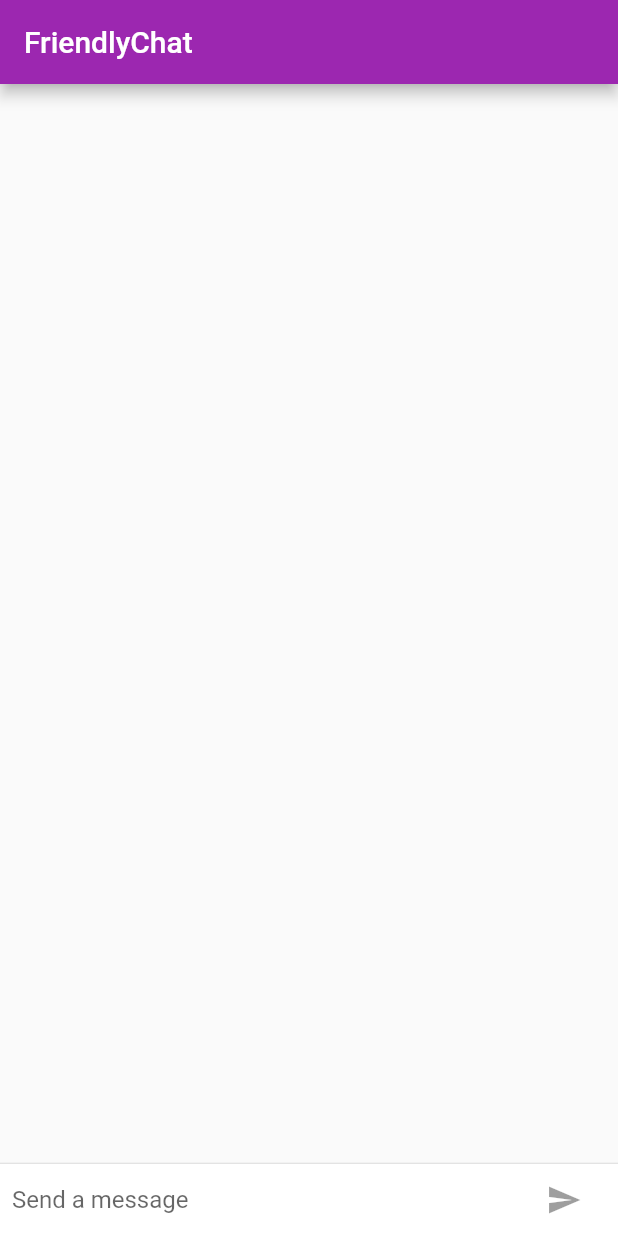
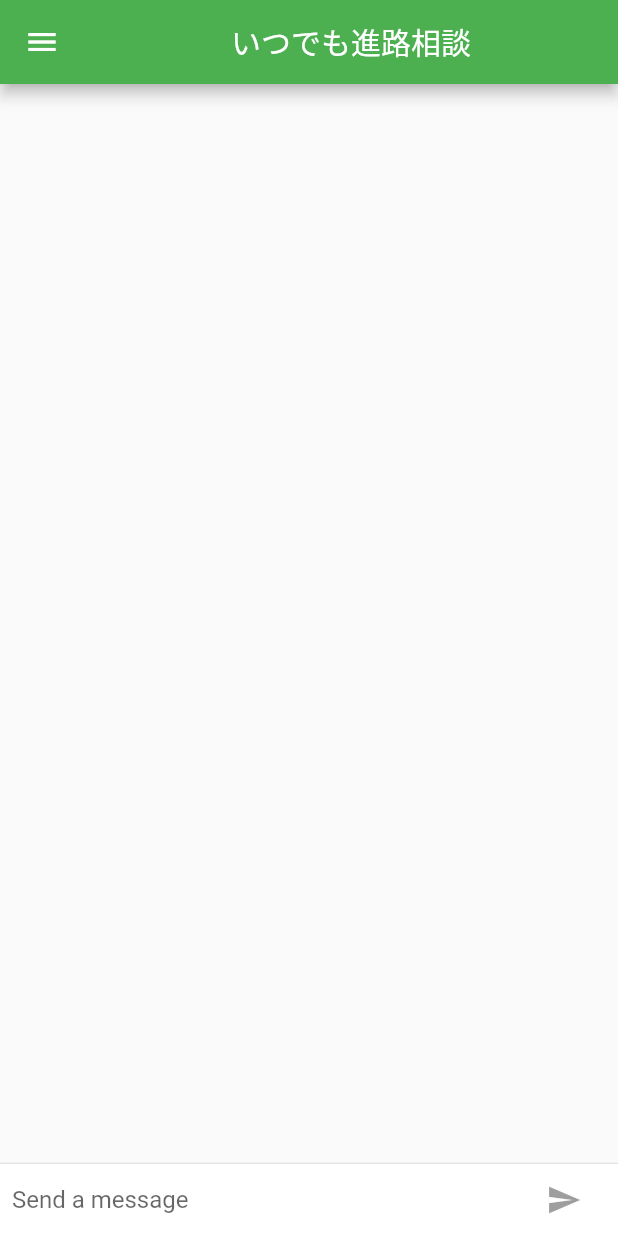
Before and after one commit to Kenta-Matsuda/frinedly-chat, a Flutter app: the screen it shows after launch, on a phone screen of 412 x 824 dp. Run offline on Flutter 3.47's test engine with Material 2 defaults, Android fonts, the phone set to English and light mode, and no system bars.

Commit message:
drawerの追加

```diff
--- a/lib/main.dart
+++ b/lib/main.dart
@@ -15,7 +15,7 @@ final ThemeData kIOSTheme = ThemeData(
 );
 
 final ThemeData kDefaultTheme = ThemeData(
-  primarySwatch: Colors.purple,
+  primarySwatch: Colors.green,
   accentColor: Colors.orangeAccent[400],
 );
 
@@ -27,7 +27,7 @@ class FriendlyChatApp extends StatelessWidget {
   @override
   Widget build(BuildContext context) {
     return MaterialApp(
-      title: 'FriendlyChat',
+      title: 'いつでも進路相談',
       theme: defaultTargetPlatform == TargetPlatform.iOS
           ? kIOSTheme
           : kDefaultTheme,
@@ -89,8 +89,11 @@ class _ChatScreenState extends State<ChatScreen> with TickerProviderStateMixin {
   @override
   Widget build(BuildContext context) {
     return Scaffold(
+      drawer: Drawer(),
       appBar: AppBar(
-        title: const Text('FriendlyChat'),
+        title: Center(
+          child: const Text('いつでも進路相談'),
+        ),
         elevation: Theme.of(context).platform == TargetPlatform.iOS ? 0.0 : 4.0,
       ),
       body: Container(
```
Lines whose indentation alone changed are shown as unchanged.
